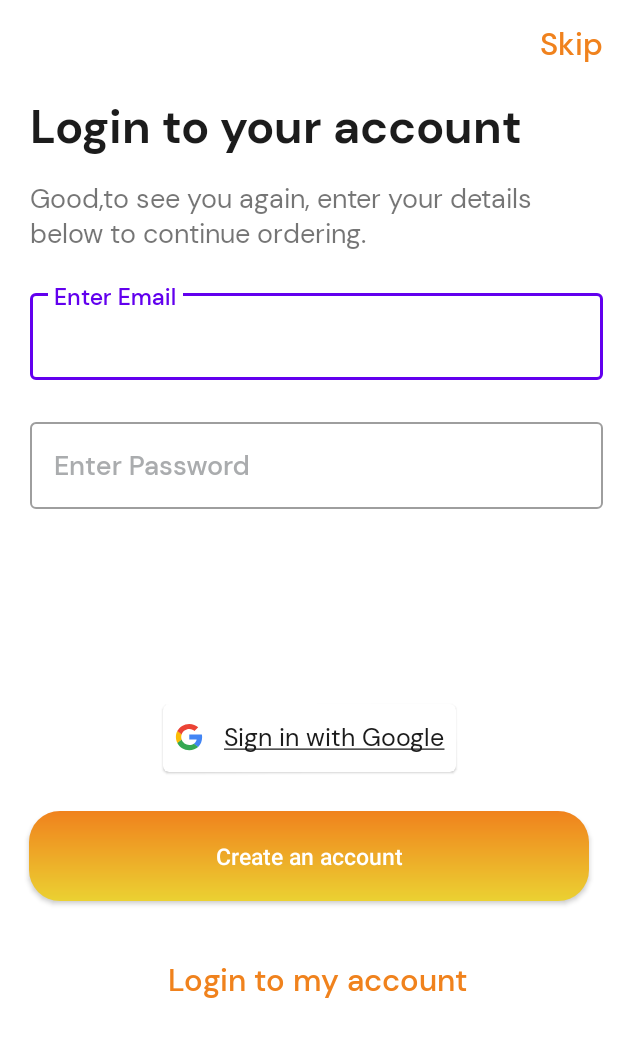
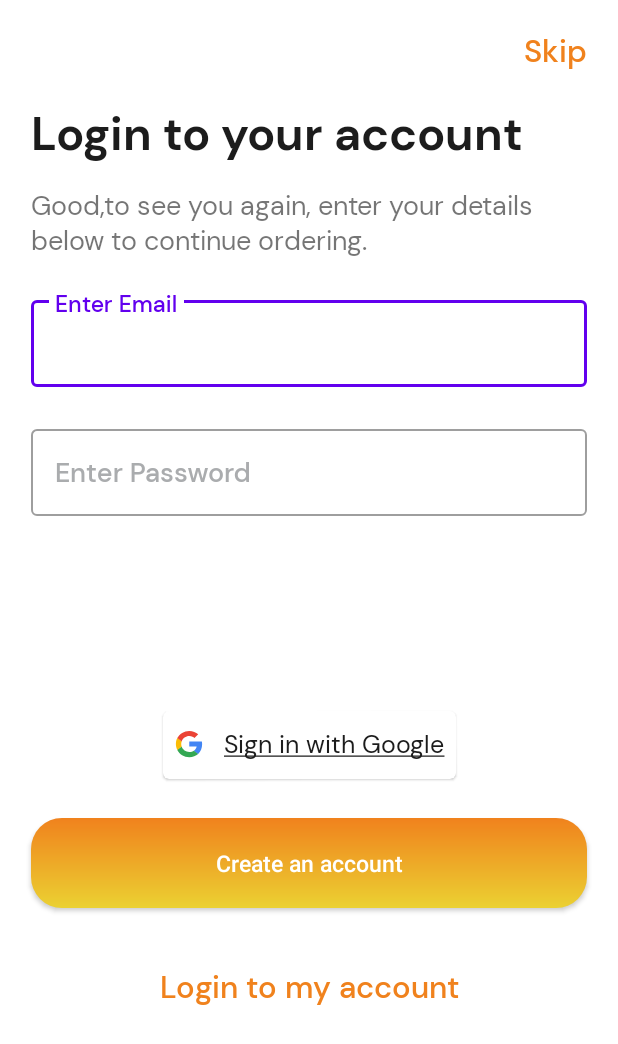
Before and after one commit to SanskarPatidar-Git/Exerboost, an Android app: the LoginActivity screen opened directly, with no data from a screen before it, on a phone screen of 412 x 824 dp. Shown: the top 1044 px of the screen. Run offline under Robolectric (Android 15) with nearby library versions, the phone set to English and light mode, and no system bars; our stand-ins replace sdp/ssp sizes.

Commit message:
updated login_change

```diff
--- a/app/src/main/res/layout/activity_login.xml
+++ b/app/src/main/res/layout/activity_login.xml
@@ -117,11 +117,9 @@
 
         <com.google.android.material.button.MaterialButton
             android:id="@+id/createAccountButton"
-            android:layout_width="match_parent"
+            android:layout_width="0dp"
             android:layout_height="@dimen/_46sdp"
-            android:layout_marginLeft="@dimen/_15sdp"
             android:layout_marginTop="@dimen/_20sdp"
-            android:layout_marginRight="@dimen/_15sdp"
             android:layout_marginBottom="@dimen/_30sdp"
             android:background="@drawable/gradient_app_color"
             android:letterSpacing="0"
@@ -156,27 +154,27 @@
             android:layout_width="wrap_content"
             android:layout_height="wrap_content"
             android:orientation="horizontal"
-            app:layout_constraintGuide_begin="16dp" />
+            app:layout_constraintGuide_begin="@dimen/_16sdp" />
 
         <androidx.constraintlayout.widget.Guideline
             android:id="@+id/guideline_bottom"
             android:layout_width="wrap_content"
             android:layout_height="wrap_content"
             android:orientation="horizontal"
-            app:layout_constraintGuide_end="10dp" />
+            app:layout_constraintGuide_end="@dimen/_16sdp" />
 
         <androidx.constraintlayout.widget.Guideline
             android:id="@+id/guideline_left"
             android:layout_width="wrap_content"
             android:layout_height="wrap_content"
             android:orientation="vertical"
-            app:layout_constraintGuide_begin="20dp" />
+            app:layout_constraintGuide_begin="@dimen/_16sdp" />
 
         <androidx.constraintlayout.widget.Guideline
             android:id="@+id/guideline_right"
             android:layout_width="wrap_content"
             android:layout_height="wrap_content"
             android:orientation="vertical"
-            app:layout_constraintGuide_end="10dp" />
+            app:layout_constraintGuide_end="@dimen/_16sdp" />
     </androidx.constraintlayout.widget.ConstraintLayout>
 </ScrollView>
```
